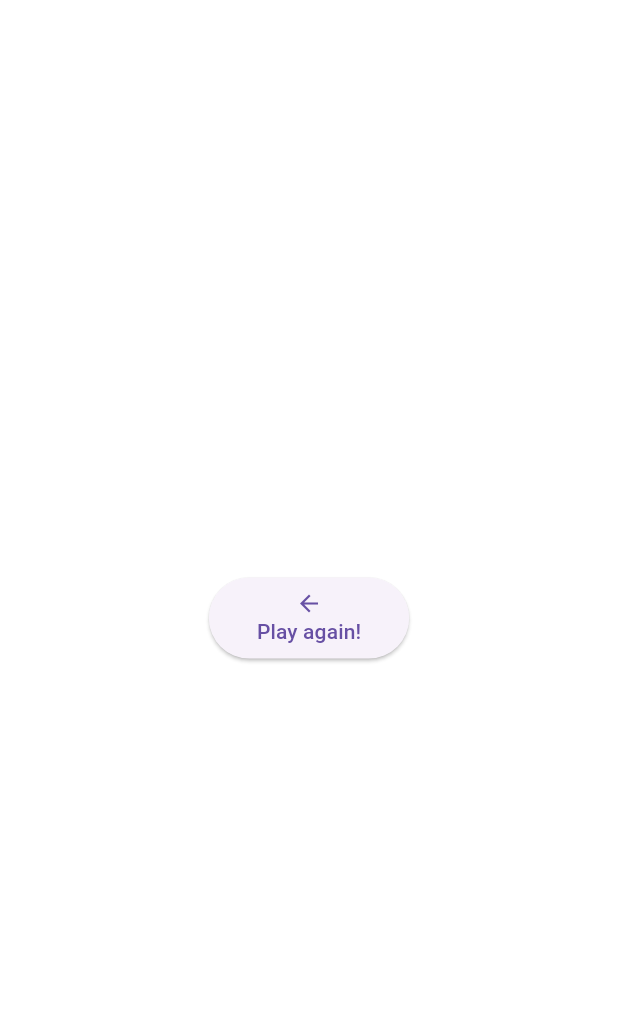
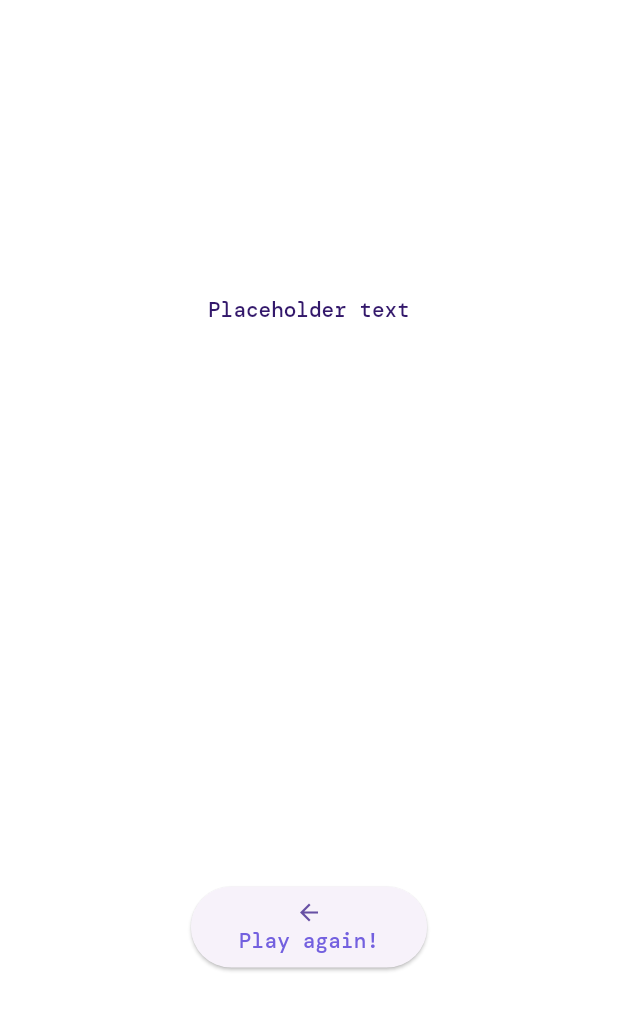
Before and after one commit to galileo-academy-wmiw/flutter_mastermind_sander, a Flutter app: the GameScreenRoute screen opened directly, after a tap on "Check your score!", on a phone screen of 412 x 824 dp. Shown: the top 1010 px of the screen. Run offline on Flutter 3.47's test engine with Material 3 defaults, Android fonts, the phone set to English and light mode, and no system bars; our stand-ins replace audioplayers.

Commit message:
Added assets and theme file, changed colors
Added assets for fonts and audio, changed the theme, various small changes

```diff
--- a/lib/codepin.dart
+++ b/lib/codepin.dart
@@ -1,4 +1,5 @@
 import 'package:flutter/material.dart';
+import 'package:flutter_mastermind_sander/theme.dart';
 
 class Codepin extends StatelessWidget {
   const Codepin({super.key});
@@ -9,11 +10,11 @@ class Codepin extends StatelessWidget {
           width: 80,
           height: 80,
           decoration: BoxDecoration(
-            color: Colors.white,
+            color: backgroundColor,
             shape: BoxShape.circle,
             border: Border.all(
-              width: 10,
-              color: const Color.fromRGBO(3, 6, 55, 1),
+              width: 7.5,
+              color: textColor,
               style: BorderStyle.solid,
             ),
         ),
--- a/lib/game_logic.dart
+++ b/lib/game_logic.dart
@@ -8,7 +8,7 @@ class Codepin {
       case 0:
         return 'No color';
       case 1:
-        return 'Rood';
+        return 'Red';
       case 2:
         return 'Blue';
       case 3:
--- a/lib/game_screen.dart
+++ b/lib/game_screen.dart
@@ -2,6 +2,8 @@ import 'package:flutter/material.dart';
 import 'package:flutter_mastermind_sander/score_screen.dart';
 import 'codepin.dart';
 import 'scorepin.dart';
+import 'package:audioplayers/audioplayers.dart';
+import 'theme.dart';
 
 // Constructor for the rows of pin that will make up the stages of the game
 class RowOfPins extends StatelessWidget {
@@ -45,7 +47,7 @@ class RowOfPins extends StatelessWidget {
     );
   }
 }
-
+// Constructor of button to take player to ScoreScreen
 class ScoreScreenButton extends StatelessWidget {
   const ScoreScreenButton({super.key});
 
@@ -59,7 +61,7 @@ class ScoreScreenButton extends StatelessWidget {
               mainAxisSize: MainAxisSize.min,
               children: [
                 Icon(Icons.scoreboard),
-                Text("Check your score!"),
+                Text("Check your score!", style: buttonTextStyle),
               ],
             ),
           ),
@@ -68,19 +70,21 @@ class ScoreScreenButton extends StatelessWidget {
               context,
               MaterialPageRoute(builder: (context) => ScoreScreen())
             );
+            audioPlayer.play(AssetSource('audio/up-chime-2.mp3'));
           },
         ),
     );
   }
 }
-
+// Initialize instance of AudioPlayer
+final AudioPlayer audioPlayer = AudioPlayer();
 
 // This builds the game
 class GameScreen extends StatelessWidget {
   Widget build(BuildContext context) {
     return Container(
         height: 2200,
-        color: Colors.white,
+        color: backgroundColor,
         child: ListView(
             children: const [
               RowOfPins(),
--- a/lib/main.dart
+++ b/lib/main.dart
@@ -2,6 +2,7 @@ import 'package:flutter/material.dart';
 import 'start_screen.dart';
 import 'info_screen.dart';
 import "game_screen.dart";
+import 'theme.dart';
 
 
 void main() {
@@ -15,7 +16,6 @@ class MastermindApp extends StatelessWidget {
   Widget build(BuildContext context) {
     return MaterialApp(
       debugShowCheckedModeBanner: false,
-      theme: ThemeData.light(),
       home: const StartScreenRoute(),
     );
   }
@@ -29,11 +29,14 @@ class GameScreenRoute extends StatelessWidget {
     return DefaultTabController(
       length: 2,
       child: Scaffold(
+        backgroundColor: backgroundColor,
         appBar: AppBar(
-          title: const Text("M A S T E R M I N D"),
+          backgroundColor: textColor,
+          iconTheme: IconThemeData(
+            color: backgroundColor,
+          ),
+          title: const Text("M A S T E R M I N D", style: appBarTextStyle),
           centerTitle: true,
-          backgroundColor: const Color.fromRGBO(3, 6, 55, 1),
-          foregroundColor: Colors.white,
         ),
         body: TabBarView(
           children: [
@@ -58,7 +61,8 @@ class StartScreenRoute extends StatelessWidget {
   @override
   Widget build(BuildContext context) {
     return Scaffold(
-        body: StartScreen(),
+      backgroundColor: backgroundColor,
+      body: StartScreen(),
     );
   }
 }
--- a/lib/score_screen.dart
+++ b/lib/score_screen.dart
@@ -1,8 +1,20 @@
 import 'package:flutter/material.dart';
+import 'package:audioplayers/audioplayers.dart';
+import 'package:flutter_mastermind_sander/game_screen.dart';
+import 'theme.dart';
 
 class ScoreScreen extends StatelessWidget {
   Widget build(BuildContext context) {
-    return Center(
+    return DefaultTextStyle(
+      style: pTextStyle,
+      child: Column(
+        mainAxisAlignment: MainAxisAlignment.spaceAround,
+        children: [
+          Container(
+            padding: EdgeInsets.all(18.0),
+            child: Text('Placeholder text'),
+          ),
+          Center(
               child: ElevatedButton(
                 child: const Padding(
                   padding: EdgeInsets.all(8.0),
@@ -10,14 +22,18 @@ class ScoreScreen extends StatelessWidget {
                     mainAxisSize: MainAxisSize.min,
                     children: [
                       Icon(Icons.arrow_back),
-                Text("Play again!"),
+                      Text("Play again!", style: buttonTextStyle,),
                     ],
                   ),
                 ),
                 onPressed: () {
                   Navigator.pop(context);
+                  audioPlayer.play(AssetSource('audio/up-chime-2.mp3'));
                 },
               )
+          ),
+        ],
+      ),
     );
   }
 }
--- a/lib/scorepin.dart
+++ b/lib/scorepin.dart
@@ -1,4 +1,5 @@
 import 'package:flutter/material.dart';
+import 'package:flutter_mastermind_sander/theme.dart';
 
 class Scorepin extends StatelessWidget {
   const Scorepin({super.key});
@@ -9,11 +10,11 @@ class Scorepin extends StatelessWidget {
       width: 25,
       height: 25,
       decoration: BoxDecoration(
-        color: Colors.white,
+        color: backgroundColor,
         shape: BoxShape.circle,
         border: Border.all(
-          width: 5,
-          color: const Color.fromRGBO(3, 6, 55, 1),
+          width: 4,
+          color: textColor,
           style: BorderStyle.solid,
         ),
       ),
--- /dev/null
+++ b/lib/theme.dart
@@ -0,0 +1,34 @@
+import 'package:flutter/material.dart';
+import 'main.dart';
+
+// Text styles
+const TextStyle buttonTextStyle = TextStyle(
+  fontFamily: 'DMMono',
+  color: secondaryColor,
+);
+const TextStyle appBarTextStyle = TextStyle(
+  fontFamily: 'DMMono',
+  color: backgroundColor,
+);
+const TextStyle pTextStyle = TextStyle(
+  fontFamily: 'DMMono',
+  color: textColor,
+);
+
+// Colors
+const primaryColor = Color.fromRGBO(196, 153, 243, 1);
+const secondaryColor = Color.fromRGBO(115, 96, 223, 1);
+const lightColor = Color.fromRGBO(242, 175, 239, 1);
+const textColor = Color.fromRGBO(51, 24, 107, 1);
+const backgroundColor = Color.fromRGBO(255, 255, 255, 1.0);
+
+const codePinColor1 = Color.fromRGBO(242, 153, 153, 1.0);
+const codePinColor2 = Color.fromRGBO(153, 202, 242, 1.0);
+const codePinColor3 = Color.fromRGBO(153, 242, 181, 1);
+const codePinColor4 = Color.fromRGBO(242, 227, 153, 1.0);
+const codePinColor5 = Color.fromRGBO(199, 153, 242, 1.0);
+const codePinColor6 = Color.fromRGBO(242, 184, 153, 1.0);
+
+const scorePinColor0 = Color.fromRGBO(242, 153, 153, 1.0);
+const scorePinColor1 = Color.fromRGBO(242, 227, 153, 1.0);
+const scorePinColor2 = Color.fromRGBO(153, 242, 181, 1);
```
Also changed, not shown: lib/info_screen.dart (+26 -2 lines), lib/start_screen.dart (+9 -1 lines), pubspec.yaml (+6 -15 lines), assets/fonts/DMMono-Medium.ttf (added), pubspec.lock, 3 other files. Lines whose indentation alone changed are shown as unchanged.
